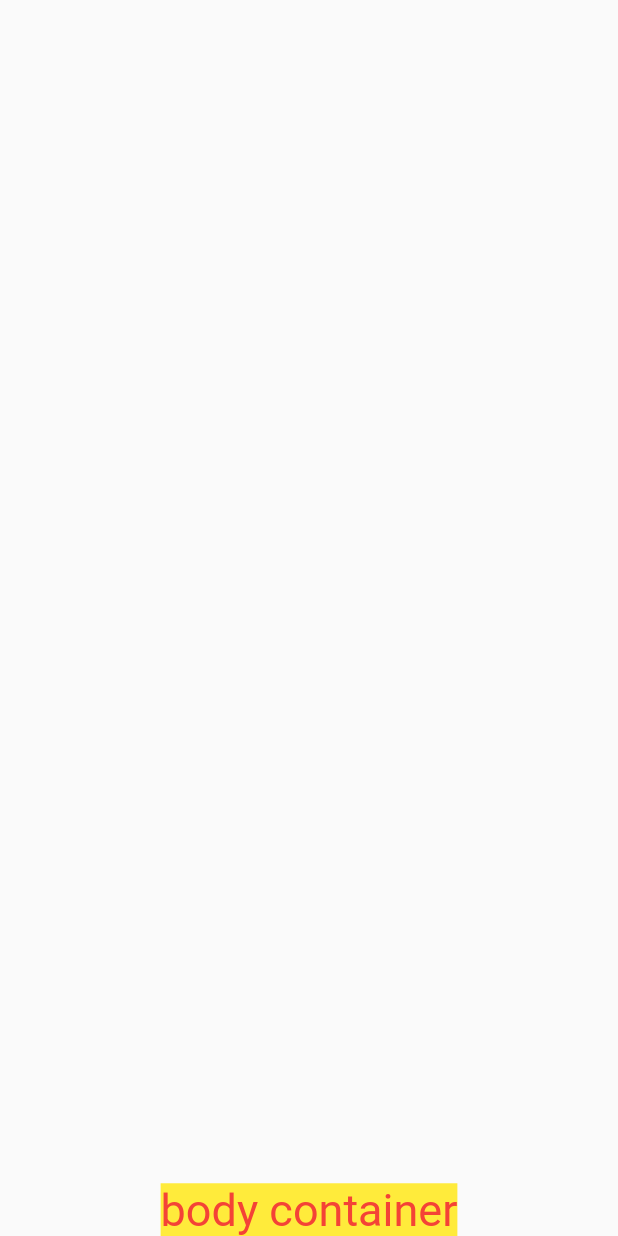
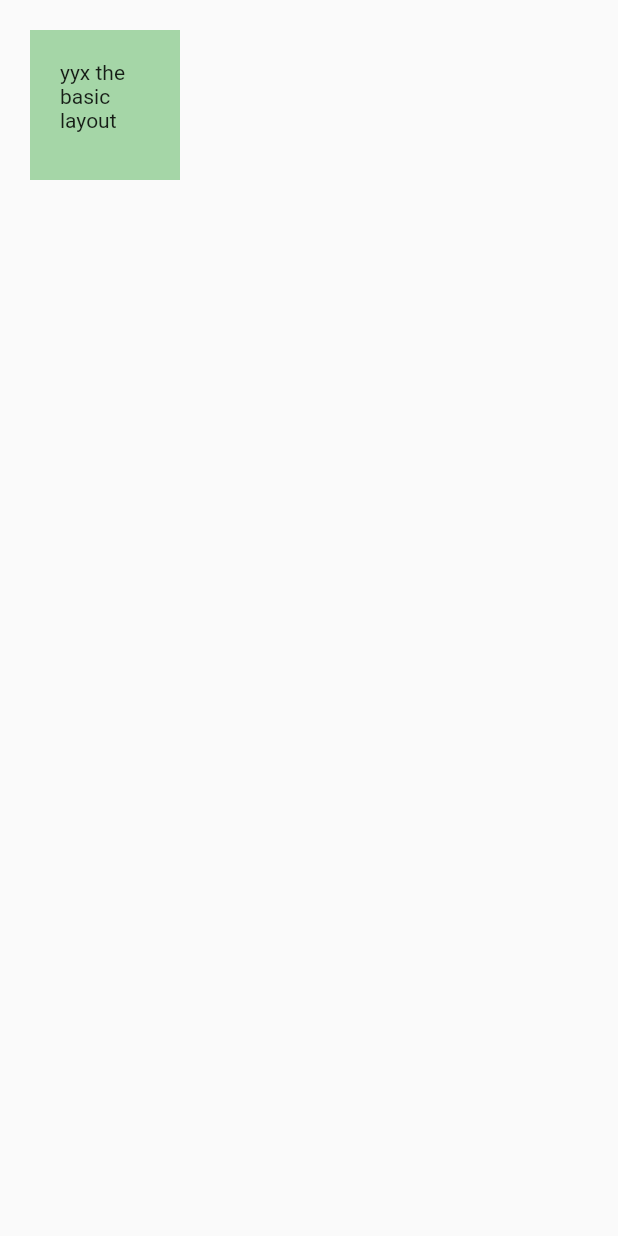
Before and after one commit to YYxDeveloper/first_flutter, a Flutter app: the screen it shows after launch, on a phone screen of 412 x 824 dp. Run offline on Flutter 3.47's test engine with Material 2 defaults, Android fonts, the light colour scheme and no system bars.

Commit message:
---OBJECT---Draw square
# Conflicts:
#	lib/main.dart

```diff
--- a/lib/main.dart
+++ b/lib/main.dart
@@ -12,9 +12,19 @@ class MyApp extends StatelessWidget {
   Widget build(BuildContext context) {
     return MaterialApp(
       home: Scaffold(
+        // appBar: AppBar(
+        //   title: const Text('Flutter Demo'),
+        // ),
         body: Container(
-          alignment: Alignment.bottomCenter,
-          child: const Text("body container",style: TextStyle(color: Colors.red, fontSize: 30,backgroundColor: Colors.yellow),),
+          child: const Text("yyx the basic layout"),
+          margin: const EdgeInsets.all(20.0),
+          // padding: const EdgeInsets.all(00.0),
+          padding: const EdgeInsets.all(20.0),
+          color: Colors.green[200],
+          height: 100,
+          width: 100,
+
+
         ),
       ),
     );
```
